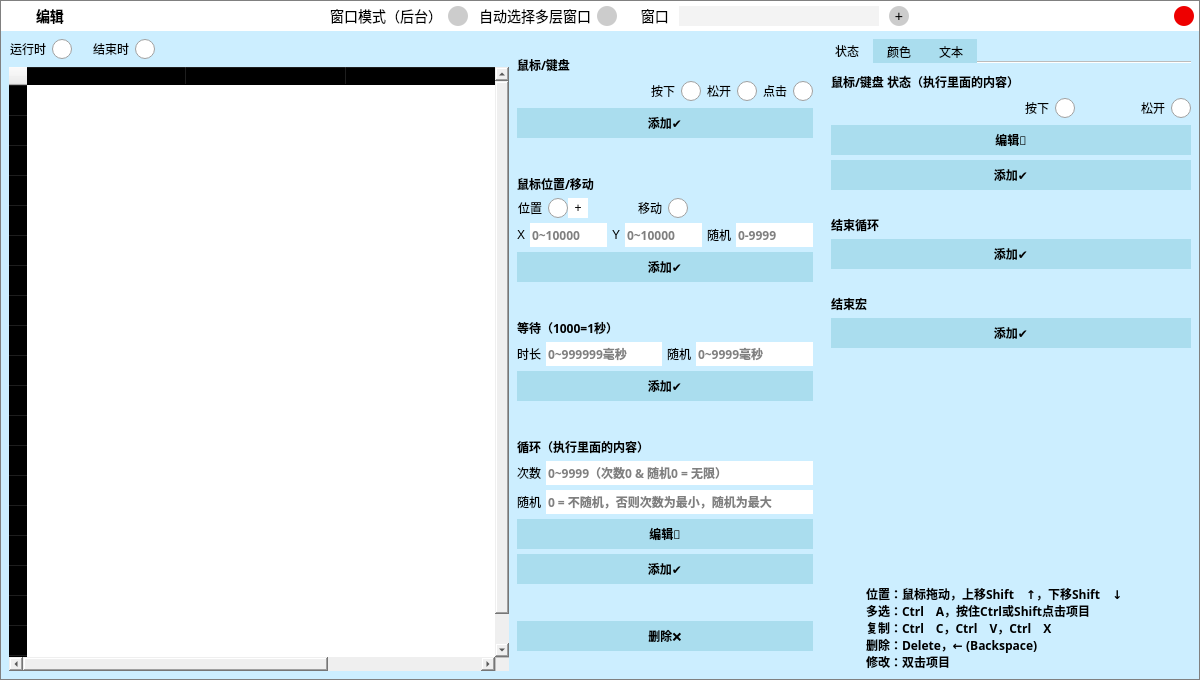
Above: .ui/EditUi.ui from ChiyukiGana/Quickinput before the change. Below: the same form after it.
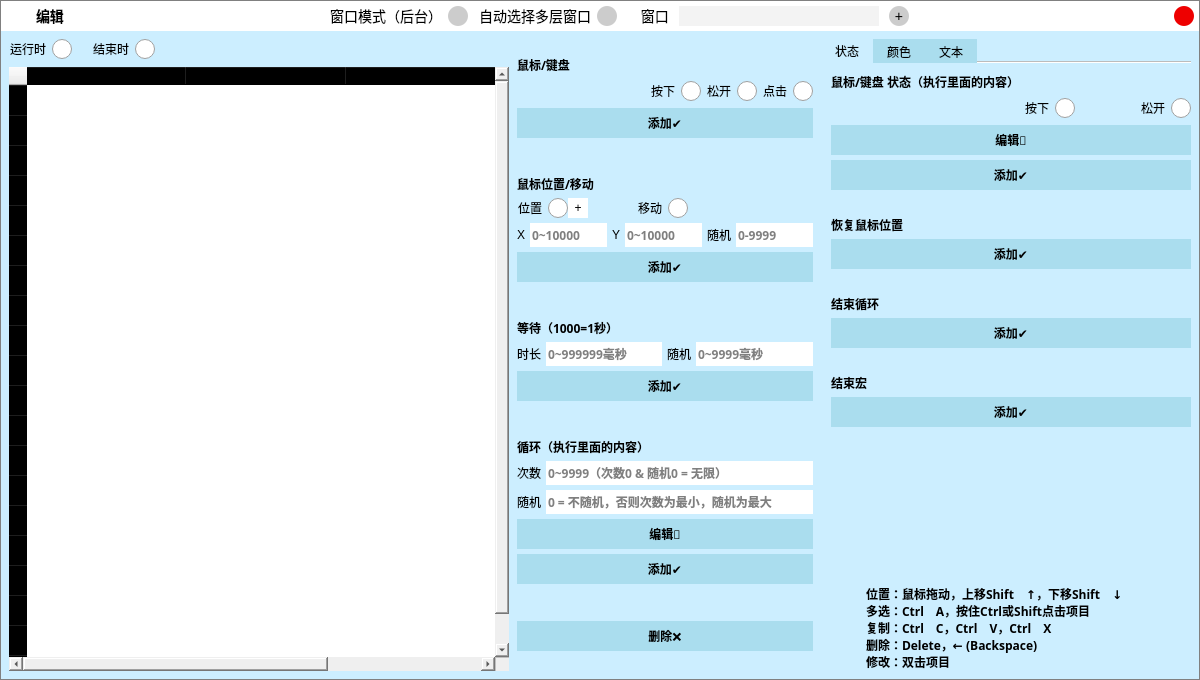
That is the form after the change. Icons and pictures are not drawn. Custom widgets are drawn as their Qt base class.

Diff of the .ui file:
```diff
--- a/.ui/EditUi.ui
+++ b/.ui/EditUi.ui
@@ -30,7 +30,7 @@
     <normaloff>:/icon.png</normaloff>:/icon.png</iconset>
   </property>
   <property name="styleSheet">
-   <string notr="true">*{color:black;border:none;outline:none;font-size:12px;font-family:&quot;Microsoft YaHei&quot;}QMainWindow,QDialog{border:1px solid gray}#titleWidget{background-color:white}#titleWidget *{font-size:14px}#titleWidget QPushButton,#titleWidget QCheckBox::indicator{background-color:#CCC;width:20px;height:20px;border-radius:10px}#titleWidget QCheckBox::indicator:checked{image:url(:/checked.png)}#clientWidget{background-color:#CEF}QMenu,#clientWidget QLineEdit,#clientWidget QTextEdit,#clientWidget QKeyEdit,#clientWidget QCheckBox::indicator,#clientWidget QRadioButton::indicator,#clientWidget QHeaderView,#clientWidget QHeaderView::section,#clientWidget QTableWidget,#clientWidget QTableWidget QTableCornerButton::section,#clientWidget QComboBox,#clientWidget QComboBox QAbstractItemView{background-color:white;color:black}#clientWidget QPushButton,#clientWidget QTabBar::tab,#clientWidget QTabBar::tab:first,#clientWidget QTabBar::tab:last{background-color:#ADE;color:black}#clientWidget QCheckBox::indicator,#clientWidget QRadioButton::indicator{width:20px;height:20px}#clientWidget QComboBox{padding-left:3px}QMenu::item:selected,#clientWidget QPushButton:hover,#clientWidget QCheckBox::indicator:hover,#clientWidget QRadioButton::indicator:hover,#clientWidget QTableWidget::item:hover,#clientWidget QTabBar::tab:hover,#clientWidget QTabBar::tab:first:hover,#clientWidget QTabBar::tab:last:hover{background-color:#BEF;color:black}#clientWidget QTableWidget::item:selected{background-color:#CEF;color:black}#clientWidget QTabBar::tab:selected,#clientWidget QTabBar::tab:first:selected,#clientWidget QTabBar::tab:last:selected{background-color:#CEF;color:black}#clientWidget QCheckBox::indicator:checked,#clientWidget QRadioButton::indicator:checked{image:url(:/checked.png)}#clientWidget #bnWndActive,#clientWidget #bnPos,#clientWidget #bnColorRect{background-color:white}</string>
+   <string notr="true">*{color:black;border:none;outline:none;font-size:12px;font-family:&quot;Microsoft YaHei&quot;}QMainWindow,QDialog{border:1px solid gray}#titleWidget{background-color:white}#titleWidget *{font-size:14px}#titleWidget QPushButton,#titleWidget QCheckBox::indicator{background-color:#CCC;width:20px;height:20px;border-radius:10px}#titleWidget QCheckBox::indicator:checked{image:url(:/checked.png)}#clientWidget{background-color:#CEF}QMenu,#clientWidget QLineEdit,#clientWidget QTextEdit,#clientWidget QKeyEdit,#clientWidget QCheckBox::indicator,#clientWidget QRadioButton::indicator,#clientWidget QHeaderView,#clientWidget QHeaderView::section,#clientWidget QTableWidget,#clientWidget QTableWidget QTableCornerButton::section,#clientWidget QComboBox,#clientWidget QComboBox QAbstractItemView{background-color:white;color:black}#clientWidget QPushButton,#clientWidget QTabBar::tab,#clientWidget QTabBar::tab:first,#clientWidget QTabBar::tab:last{background-color:#ADE;color:black}#clientWidget QCheckBox::indicator,#clientWidget QRadioButton::indicator{width:20px;height:20px}#clientWidget QComboBox{padding-left:3px}QMenu::item:selected,#clientWidget QPushButton:hover,#clientWidget QCheckBox::indicator:hover,#clientWidget QRadioButton::indicator:hover,#clientWidget QTableWidget::item:hover,#clientWidget QTabBar::tab:hover,#clientWidget QTabBar::tab:first:hover,#clientWidget QTabBar::tab:last:hover{background-color:#BEF;color:black}#clientWidget QTableWidget::item:selected{background-color:#CEF;color:black}#clientWidget QTabBar::tab:selected,#clientWidget QTabBar::tab:first:selected,#clientWidget QTabBar::tab:last:selected{background-color:#CEF;color:black}#clientWidget QCheckBox::indicator:checked,#clientWidget QRadioButton::indicator:checked{image:url(:/checked.png)}#clientWidget QPushButton:disabled,#clientWidget QCheckBox:disabled,#clientWidget QRadioButton:disabled{color:gray}#clientWidget #bnWndActive,#clientWidget #bnPos,#clientWidget #bnColorRect{background-color:white}</string>
   </property>
   <layout class="QVBoxLayout" name="verticalLayout">
    <property name="spacing">
@@ -1849,6 +1849,76 @@
             </item>
            </layout>
           </item>
+          <item>
+           <layout class="QVBoxLayout" name="recoverPosBox">
+            <property name="spacing">
+             <number>5</number>
+            </property>
+            <item>
+             <widget class="QLabel" name="lbRecoverPos">
+              <property name="sizePolicy">
+               <sizepolicy hsizetype="Preferred" vsizetype="Fixed">
+                <horstretch>0</horstretch>
+                <verstretch>0</verstretch>
+               </sizepolicy>
+              </property>
+              <property name="maximumSize">
+               <size>
+                <width>16777215</width>
+                <height>16777215</height>
+               </size>
+              </property>
+              <property name="font">
+               <font>
+                <family>Microsoft YaHei</family>
+                <pointsize>-1</pointsize>
+                <weight>75</weight>
+                <bold>true</bold>
+               </font>
+              </property>
+              <property name="styleSheet">
+               <string notr="true"/>
+              </property>
+              <property name="text">
+               <string>恢复鼠标位置</string>
+              </property>
+             </widget>
+            </item>
+            <item>
+             <widget class="QPushButton" name="bnRecoverPosAdd">
+              <property name="sizePolicy">
+               <sizepolicy hsizetype="Preferred" vsizetype="Fixed">
+                <horstretch>0</horstretch>
+                <verstretch>0</verstretch>
+               </sizepolicy>
+              </property>
+              <property name="minimumSize">
+               <size>
+                <width>0</width>
+                <height>30</height>
+               </size>
+              </property>
+              <property name="font">
+               <font>
+                <family>Microsoft YaHei</family>
+                <pointsize>-1</pointsize>
+                <weight>75</weight>
+                <bold>true</bold>
+               </font>
+              </property>
+              <property name="focusPolicy">
+               <enum>Qt::ClickFocus</enum>
+              </property>
+              <property name="toolTip">
+               <string/>
+              </property>
+              <property name="text">
+               <string>添加✔</string>
+              </property>
+             </widget>
+            </item>
+           </layout>
+          </item>
           <item>
            <layout class="QVBoxLayout" name="endLoopBox">
             <property name="spacing">
```
